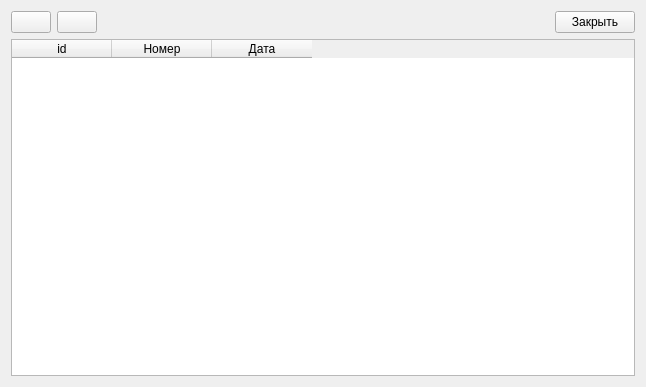
The window that interfaces/contract_registry.ui (RichCake/Kursovoj-proekt-Karpov-313IS) describes before a commit, drawn with Qt 5.
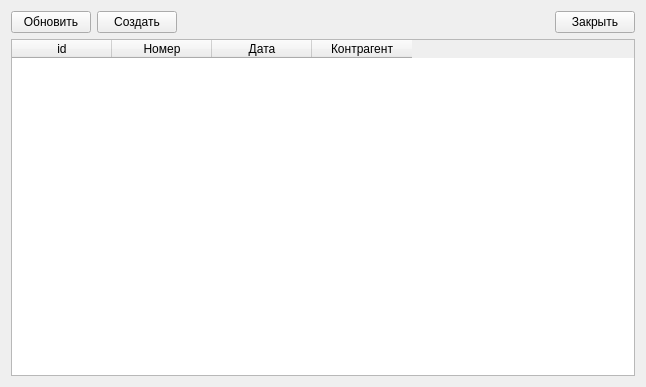
The same window after the commit. Icons and pictures are not drawn.

```diff
--- a/interfaces/contract_registry.ui
+++ b/interfaces/contract_registry.ui
@@ -22,20 +22,14 @@
         <bool>false</bool>
        </property>
        <property name="text">
-        <string/>
-       </property>
-       <property name="icon">
-        <iconset theme="QIcon::ThemeIcon::ViewRefresh"/>
+        <string>Обновить</string>
        </property>
       </widget>
      </item>
      <item>
       <widget class="QPushButton" name="create_btn">
        <property name="text">
-        <string/>
-       </property>
-       <property name="icon">
-        <iconset theme="QIcon::ThemeIcon::ListAdd"/>
+        <string>Создать</string>
        </property>
       </widget>
      </item>
@@ -87,6 +81,11 @@
        <string>Дата</string>
       </property>
      </column>
+     <column>
+      <property name="text">
+       <string>Контрагент</string>
+      </property>
+     </column>
     </widget>
    </item>
   </layout>
```
Left out of the diff: 3 changed lines with no effect on the pictures.
